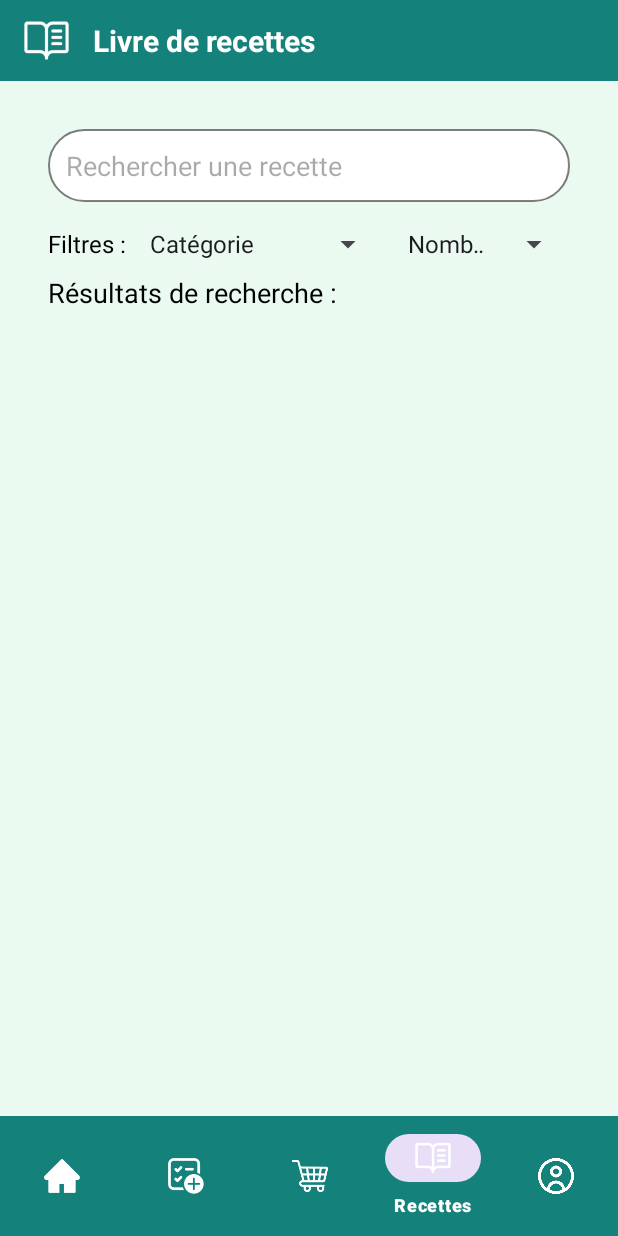
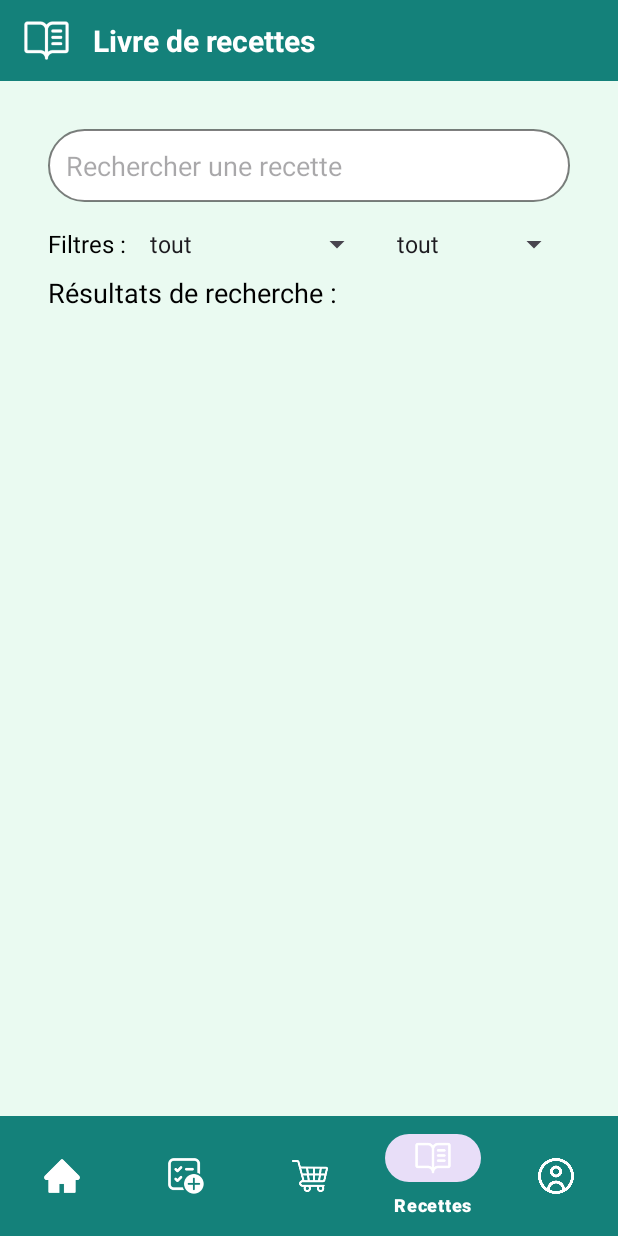
Before and after one commit to Yasmtidk/TCH099PlanigoAndroid, an Android app: the RechercheRecetteActivity screen opened directly, with no data from a screen before it, on a phone screen of 412 x 824 dp. Run offline under Robolectric (Android 15) with nearby library versions, the phone set to English and light mode, and no system bars; our stand-ins replace Picasso; network calls fail; pictures from the network do not load; 2 statements that could not run were skipped.

Commit message:
Ajout du filtrage avec les données de la base de données et préparation de la page de détails recette

```diff
--- a/app/src/main/java/com/example/test_planigo/VueModele/RecetteViewModel.java
+++ b/app/src/main/java/com/example/test_planigo/VueModele/RecetteViewModel.java
@@ -8,18 +8,21 @@ import androidx.lifecycle.MutableLiveData;
 
 import com.example.test_planigo.modeles.dao.RecetteRepository;
 import com.example.test_planigo.modeles.entitees.RecetteAbrege;
+import com.example.test_planigo.modeles.entitees.RecetteComplete;
 
 public class RecetteViewModel extends AndroidViewModel {
 
     private MutableLiveData<Object> resultatErreurAPILiveData;
     private RecetteRepository recetteRepository;
     private final LiveData<RecetteAbrege[]> listeRecetteAbrege;
+    private final LiveData<RecetteComplete> recetteCompleteActuel;
 
     public RecetteViewModel(Application application){
         super(application);
         recetteRepository = new RecetteRepository(application);
         resultatErreurAPILiveData = (MutableLiveData<Object>) recetteRepository.getResultatErreurAPILiveData();
         listeRecetteAbrege = recetteRepository.getListeRecetteAbrege();
+        recetteCompleteActuel = recetteRepository.getRecetteCompleteActuel();
     }
 
     /*Récupéré les résultats des routes*/
@@ -31,10 +34,15 @@ public class RecetteViewModel extends AndroidViewModel {
     public LiveData<RecetteAbrege[]> getListeRecetteAbrege() {
         return listeRecetteAbrege;
     }
+    public LiveData<RecetteComplete> getRecetteCompleteActuel(){ return recetteCompleteActuel;}
 
 
     /*Exécuter les routes*/
     public void setListeRecetteAbrege(String type, String restriction){
         recetteRepository.setListeRecetteAbrege(type, restriction);
     }
+    public void setRecetteActuel(int id){
+        recetteRepository.setRecetteCompleteActuel(id);
+    }
+
 }
--- a/app/src/main/java/com/example/test_planigo/modeles/entitees/RecetteAbrege.java
+++ b/app/src/main/java/com/example/test_planigo/modeles/entitees/RecetteAbrege.java
@@ -1,5 +1,8 @@
 package com.example.test_planigo.modeles.entitees;
 
+import com.fasterxml.jackson.annotation.JsonIgnoreProperties;
+
+@JsonIgnoreProperties(ignoreUnknown = true)
 public class RecetteAbrege {
     private int id;
     private String nom;
--- a/app/src/main/java/com/example/test_planigo/vue/activites/RechercheRecetteActivity.java
+++ b/app/src/main/java/com/example/test_planigo/vue/activites/RechercheRecetteActivity.java
@@ -5,6 +5,7 @@ import android.content.Intent;
 import android.os.Bundle;
 import android.text.Editable;
 import android.text.TextWatcher;
+import android.util.Log;
 import android.view.View;
 import android.widget.AdapterView;
 import android.widget.EditText;
@@ -64,6 +65,7 @@ public class RechercheRecetteActivity extends AppCompatActivity {
         recetteAdapter = new RecetteAdapter(Arrays.asList(), itemListe ->{
             Intent intent = new Intent(this, RecipeDetailPageActivity.class);
             intent.putExtra("ID", itemListe.getId());
+            Log.d("DEBUG_TAG", "id envoyer : " + itemListe.getId());
             startActivity(intent);
         });
         recipesRecyclerView.setAdapter(recetteAdapter);
@@ -128,8 +130,8 @@ public class RechercheRecetteActivity extends AppCompatActivity {
                 List<RecetteAbrege> recettes = recetteAbregesLocal.stream()
                         .filter(recette -> recette.getNom().toLowerCase().contains(searchRecipeEditText.getText().toString().toLowerCase()))
                         .collect(Collectors.toList());
-                recetteAdapter.setData(recetteAbregesLocal);
-                resultatsDeRechercheTextView.setText(getString(R.string.resultats_de_recherche) + " (" + recetteAbregesLocal.size() + ")");
+                recetteAdapter.setData(recettes);
+                resultatsDeRechercheTextView.setText(getString(R.string.resultats_de_recherche) + " (" + recettes.size() + ")");
             }
             @Override
             public void afterTextChanged(Editable s) {
--- a/app/src/main/res/values/strings.xml
+++ b/app/src/main/res/values/strings.xml
@@ -64,27 +64,33 @@
     <string name="ajouter_a_ma_liste_de_recette">Ajouter a ma liste de recette</string>
 
     <string-array name="recipe_categories_filter">
-        <item>Catégorie</item>
-        <item>Petit-déjeuner</item>
+        <item>tout</item>
         <item>Déjeuner</item>
         <item>Dîner</item>
+        <item>Souper</item>
+        <item>Collation</item>
+        <item>Apéritif</item>
+        <item>Entrée</item>
+        <item>Plat principal</item>
         <item>Dessert</item>
-        <item>Tous</item>
     </string-array>
 
     <string-array name="ingredient_count_filter">
-        <item>Nombre d\'ingrédients</item>
-        <item>Tous</item>
-        <item>Moins de 5</item>
-        <item>5-10</item>
-        <item>Plus de 10</item>
+        <item>tout</item>
+        <item>miennes</item>
+        <item>sauvegarder</item>
+        <item>Végétarien</item>
+        <item>Végan</item>
+        <item>Sans gluten</item>
+        <item>Sans lactose</item>
+        <item>Pescatarien</item>
     </string-array>
 
     <string name="temps_necessaire">Temps nécessaire</string>
-    <string name="tous">Tous</string>
+    <string name="tous">tout</string>
 
     <string-array name="time_filter">
-        <item>Tous</item>
+        <item>tout</item>
         <item>Moins de 15 min</item>
         <item>Moins de 30 min</item>
         <item>Plus de 30 min</item>
@@ -92,7 +98,7 @@
 
     <string-array name="price_filter">
         <item>Prix</item>
-        <item>Tous</item>
+        <item>tous</item>
         <item>Bon marché</item>
         <item>Modéré</item>
         <item>Cher</item>
```
Also changed, not shown: app/src/main/java/com/example/test_planigo/modeles/dao/RecetteRepository.java (+53 -2 lines), app/src/main/java/com/example/test_planigo/modeles/entitees/RecetteComplete.java (added, +86 -0 lines), app/src/main/java/com/example/test_planigo/vue/activites/RecipeDetailPageActivity.java (+14 -4 lines), app/src/main/java/com/example/test_planigo/vue/adaptateurs/ItemIngredientAdapter.java (added, +53 -0 lines).
